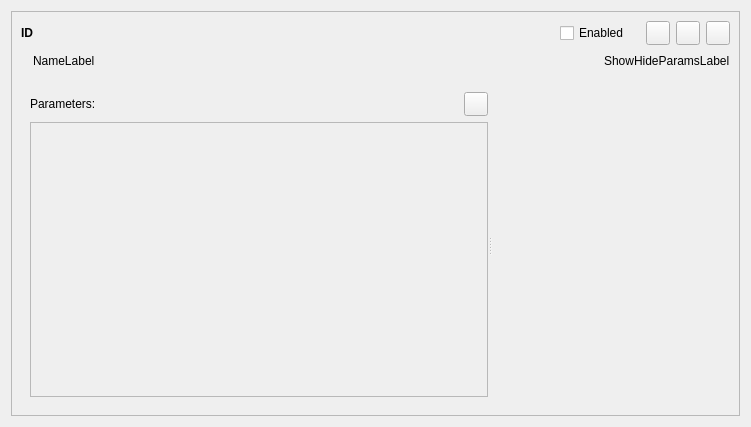
OpenFLUID/openfluid, file src/apps/openfluid-builder/common/WareWidget.ui: the form before one commit.
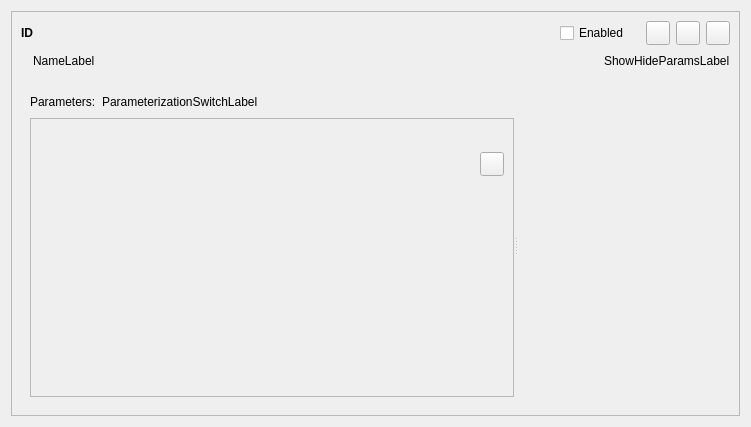
The form after the commit. Custom widgets are drawn as their Qt base class.

Commit message:
Introduction of UI parameterization system for wares
* Introduced UI parameterization mecanism
* Added tests
* Cleaned code

(references OpenFLUID/openfluid#328)

Diff of the .ui file:
```diff
--- a/src/apps/openfluid-builder/common/WareWidget.ui
+++ b/src/apps/openfluid-builder/common/WareWidget.ui
@@ -25,7 +25,7 @@
   <property name="windowTitle">
    <string notr="true"/>
   </property>
-  <layout class="QVBoxLayout" name="verticalLayout">
+  <layout class="QHBoxLayout" name="horizontalLayout_5">
    <item>
     <widget class="QFrame" name="WareFrame">
      <property name="sizePolicy">
@@ -258,6 +258,13 @@
                  </property>
                 </widget>
                </item>
+               <item>
+                <widget class="openfluid::ui::common::ActionLabel" name="ParameterizationSwitchLabel">
+                 <property name="text">
+                  <string>ParameterizationSwitchLabel</string>
+                 </property>
+                </widget>
+               </item>
                <item>
                 <spacer name="horizontalSpacer_4">
                  <property name="orientation">
@@ -274,32 +281,38 @@
                  </property>
                 </spacer>
                </item>
-               <item>
-                <widget class="QPushButton" name="AddParamButton">
-                 <property name="minimumSize">
-                  <size>
-                   <width>24</width>
-                   <height>24</height>
-                  </size>
-                 </property>
-                 <property name="maximumSize">
-                  <size>
-                   <width>24</width>
-                   <height>24</height>
-                  </size>
-                 </property>
-                 <property name="toolTip">
-                  <string>Add parameter</string>
-                 </property>
-                 <property name="text">
-                  <string notr="true"/>
-                 </property>
-                </widget>
-               </item>
               </layout>
              </item>
              <item>
-              <widget class="QScrollArea" name="ParamsArea">
+              <widget class="QStackedWidget" name="ParameterizationStackWidget">
+               <property name="frameShape">
+                <enum>QFrame::StyledPanel</enum>
+               </property>
+               <property name="frameShadow">
+                <enum>QFrame::Sunken</enum>
+               </property>
+               <property name="currentIndex">
+                <number>0</number>
+               </property>
+               <widget class="QWidget" name="ParamsListPage">
+                <layout class="QVBoxLayout" name="verticalLayout">
+                 <property name="spacing">
+                  <number>0</number>
+                 </property>
+                 <property name="leftMargin">
+                  <number>0</number>
+                 </property>
+                 <property name="topMargin">
+                  <number>0</number>
+                 </property>
+                 <property name="rightMargin">
+                  <number>0</number>
+                 </property>
+                 <property name="bottomMargin">
+                  <number>0</number>
+                 </property>
+                 <item>
+                  <widget class="QScrollArea" name="ParamsListArea">
                <property name="minimumSize">
                 <size>
                  <width>200</width>
@@ -312,19 +325,22 @@
                  <height>0</height>
                 </size>
                </property>
+                   <property name="frameShape">
+                    <enum>QFrame::NoFrame</enum>
+                   </property>
                <property name="horizontalScrollBarPolicy">
                 <enum>Qt::ScrollBarAlwaysOff</enum>
                </property>
                <property name="widgetResizable">
                 <bool>true</bool>
                </property>
-               <widget class="QWidget" name="ParamsAreaContents">
+                   <widget class="QWidget" name="ParamsListAreaContents">
                 <property name="geometry">
                  <rect>
                   <x>0</x>
                   <y>0</y>
-                  <width>429</width>
-                  <height>271</height>
+                      <width>517</width>
+                      <height>275</height>
                  </rect>
                 </property>
                 <property name="minimumSize">
@@ -339,13 +355,82 @@
                   <height>0</height>
                  </size>
                 </property>
-                <layout class="QVBoxLayout" name="verticalLayout_5"/>
-               </widget>
+                    <layout class="QVBoxLayout" name="verticalLayout_5" stretch="0,0,1">
+                     <item>
+                      <widget class="QWidget" name="ParamsListZoneWidget" native="true">
+                       <layout class="QVBoxLayout" name="verticalLayout_6">
+                        <property name="leftMargin">
+                         <number>0</number>
+                        </property>
+                        <property name="rightMargin">
+                         <number>0</number>
+                        </property>
+                       </layout>
+                      </widget>
+                     </item>
+                     <item>
+                      <layout class="QHBoxLayout" name="horizontalLayout_3">
+                       <item>
+                        <spacer name="horizontalSpacer">
+                         <property name="orientation">
+                          <enum>Qt::Horizontal</enum>
+                         </property>
+                         <property name="sizeHint" stdset="0">
+                          <size>
+                           <width>40</width>
+                           <height>20</height>
+                          </size>
+                         </property>
+                        </spacer>
+                       </item>
+                       <item>
+                        <widget class="QPushButton" name="AddParamButton">
+                         <property name="minimumSize">
+                          <size>
+                           <width>24</width>
+                           <height>24</height>
+                          </size>
+                         </property>
+                         <property name="maximumSize">
+                          <size>
+                           <width>24</width>
+                           <height>24</height>
+                          </size>
+                         </property>
+                         <property name="toolTip">
+                          <string>Add parameter</string>
+                         </property>
+                         <property name="text">
+                          <string notr="true"/>
+                         </property>
               </widget>
              </item>
             </layout>
-           </widget>
-           <widget class="SignatureWidget" name="InfosWidget" native="true"/>
+                     </item>
+                     <item>
+                      <spacer name="verticalSpacer">
+                       <property name="orientation">
+                        <enum>Qt::Vertical</enum>
+                       </property>
+                       <property name="sizeHint" stdset="0">
+                        <size>
+                         <width>20</width>
+                         <height>40</height>
+                        </size>
+                       </property>
+                      </spacer>
+                     </item>
+                    </layout>
+                   </widget>
+                  </widget>
+                 </item>
+                </layout>
+               </widget>
+              </widget>
+             </item>
+            </layout>
+           </widget>
+           <widget class="SignatureWidget" name="InfosSideWidget" native="true"/>
           </widget>
          </item>
         </layout>
```
Left out of the diff: 2 changed lines with no effect on the pictures. Lines whose indentation alone changed are shown as unchanged. The commit also changes 50 other files.
